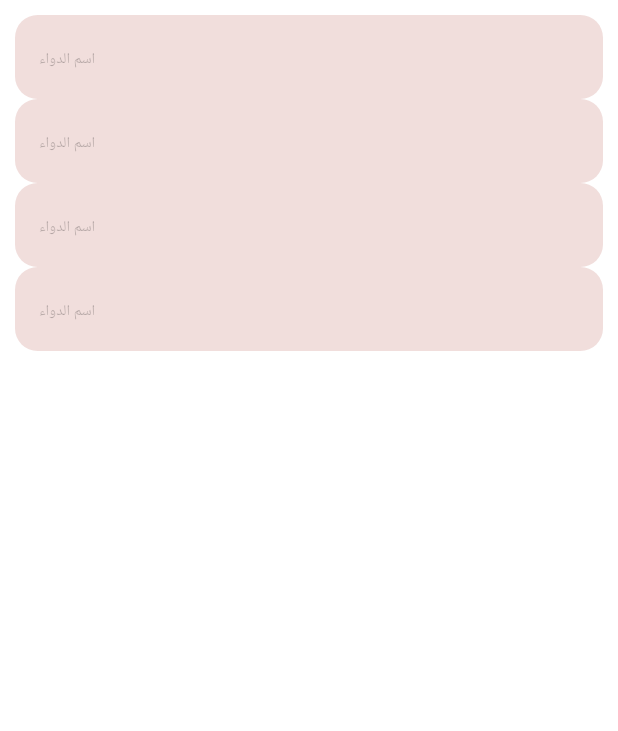
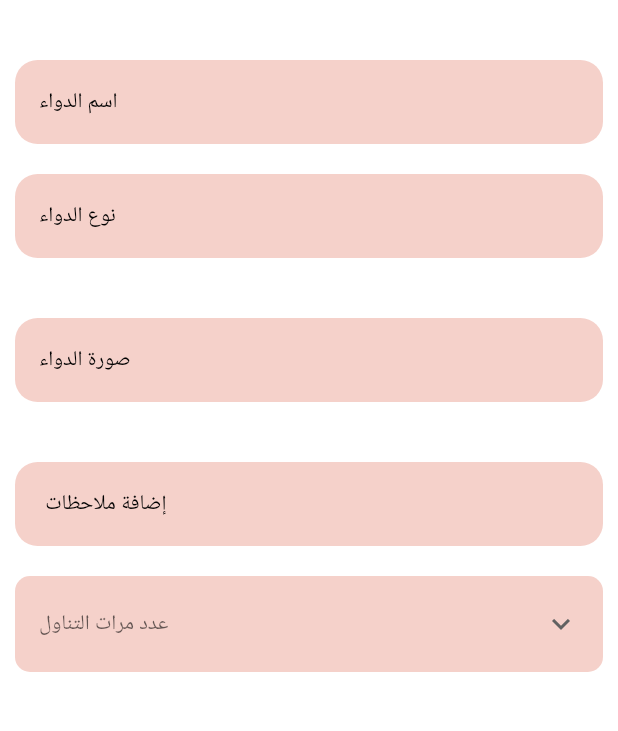
Before and after one commit to Rehab-Sobhy/Therapy_Splasher, a Flutter app: the AddMedicine screen opened directly, on a phone screen of 412 x 824 dp, the part 84-815 px from its top. Run offline on Flutter 3.47's test engine with Material 3 defaults, Android fonts, the phone set to English and light mode, and no system bars; our stand-ins replace smooth_page_indicator; network calls fail.

Commit message:
change in add medicine screen

```diff
--- a/lib/add_medicine/add medicine.dart
+++ b/lib/add_medicine/add medicine.dart
@@ -2,6 +2,7 @@ import 'package:flutter/material.dart';
 import 'package:therapy_splasher/constants/clors.dart';
 import 'package:therapy_splasher/constants/styles.dart';
 import 'package:therapy_splasher/custom_text_field.dart';
+import 'package:therapy_splasher/dropdownist.dart';
 
 class AddMedicine extends StatefulWidget {
   const AddMedicine({super.key});
@@ -38,11 +39,8 @@ class _AddMedicineState extends State<AddMedicine> {
         padding: const EdgeInsets.all(10.0),
         child: Column(
           children: [
-            TextFormFieldCustom(
-              context: context,
-              labelText: 'اسم الدواء',
-              onChanged: (String) {},
-              controller: name,
+            const SizedBox(
+              height: 30,
             ),
             TextFormFieldCustom(
               context: context,
@@ -50,18 +48,56 @@ class _AddMedicineState extends State<AddMedicine> {
               onChanged: (String) {},
               controller: name,
             ),
+            const SizedBox(
+              height: 20,
+            ),
             TextFormFieldCustom(
               context: context,
-              labelText: 'اسم الدواء',
+              labelText: 'نوع الدواء',
               onChanged: (String) {},
               controller: name,
             ),
+            const SizedBox(
+              height: 20,
+            ),
+            const SizedBox(
+              height: 20,
+            ),
             TextFormFieldCustom(
               context: context,
-              labelText: 'اسم الدواء',
+              labelText: 'صورة الدواء',
               onChanged: (String) {},
               controller: name,
             ),
+            const SizedBox(
+              height: 20,
+            ),
+            const SizedBox(
+              height: 20,
+            ),
+            TextFormFieldCustom(
+              context: context,
+              labelText: ' إضافة ملاحظات',
+              onChanged: (String) {},
+              controller: name,
+            ),
+            const SizedBox(
+              height: 20,
+            ),
+            CustomDropDownList(
+              list: const [
+                "مرة يومياً",
+                "مرتين يومياً",
+                "ثلاث مرات يوميا",
+                "اربع مرات يوميا",
+                "مرة كل يومين",
+                "مرتين كل يومين",
+                "اربع مرات كل يومين",
+                "غير ذلك",
+              ],
+              onChanged: (String? value) {},
+              hint: 'عدد مرات التناول',
+            )
           ],
         ),
       ),
--- a/lib/custom_text_field.dart
+++ b/lib/custom_text_field.dart
@@ -52,9 +52,9 @@ class TextFormFieldCustom extends StatelessWidget {
           hintText: labelText,
           floatingLabelAlignment: FloatingLabelAlignment.start,
 
-          filled: true,
+          filled: true, fillColor: const Color.fromARGB(255, 245, 209, 202),
           labelStyle: Theme.of(context).textTheme.bodyMedium!.copyWith(
-              color: primary, overflow: TextOverflow.clip, fontSize: 10),
+              color: Colors.black, overflow: TextOverflow.clip, fontSize: 12),
           border: OutlineInputBorder(
             borderRadius: BorderRadius.circular(15.0),
             borderSide: const BorderSide(color: Colors.transparent, width: 0),
@@ -68,8 +68,7 @@ class TextFormFieldCustom extends StatelessWidget {
             borderSide: const BorderSide(color: Colors.transparent, width: 0),
           ),
           // labelStyle: const TextStyle(color: Colors.black45),
-          hintStyle:
-              TextStyle(color: Colors.black.withOpacity(0.25), fontSize: 10),
+          hintStyle: TextStyle(color: Colors.black, fontSize: 14),
           iconColor: Colors.grey,
         ));
   }
--- a/lib/dropdownist.dart
+++ b/lib/dropdownist.dart
@@ -1,28 +1,40 @@
 import 'package:flutter/material.dart';
+import 'package:therapy_splasher/constants/clors.dart';
 
 class CustomDropDownList extends StatelessWidget {
   final List<String> list;
   final String? selectedValue;
   final void Function(String?) onChanged;
   final String hint;
-  const CustomDropDownList(
-      {super.key,
+
+  const CustomDropDownList({
+    super.key,
     required this.list,
     this.selectedValue,
     required this.onChanged,
-      required this.hint});
+    required this.hint,
+  });
 
   @override
   Widget build(BuildContext context) {
     String? _selectedType = selectedValue;
-    return DropdownButton(
+
+    return Container(
+      padding: EdgeInsets.symmetric(horizontal: 16.0, vertical: 8.0),
+      decoration: BoxDecoration(
+        color: const Color.fromARGB(
+            255, 245, 209, 202), // Background color for the dropdown
+        borderRadius: BorderRadius.circular(10),
+        // Optional border
+      ),
+      child: DropdownButton<String>(
         underline: SizedBox.shrink(),
         dropdownColor: Colors.white,
         value: _selectedType,
         icon: const Icon(Icons.keyboard_arrow_down_outlined),
         isExpanded: true,
         hint: Text(hint),
-      style: TextStyle(fontSize: 16, color: Colors.black),
+        style: const TextStyle(fontSize: 14, color: Colors.black),
         borderRadius: BorderRadius.circular(10),
         onChanged: onChanged,
         items: [
@@ -31,8 +43,9 @@ class CustomDropDownList extends StatelessWidget {
               value: location,
               child: Text(location),
             );
-        }),
+          }).toList(),
         ],
+      ),
     );
   }
 }
```
Also changed, not shown: pubspec.lock. Lines whose indentation alone changed are shown as unchanged.
